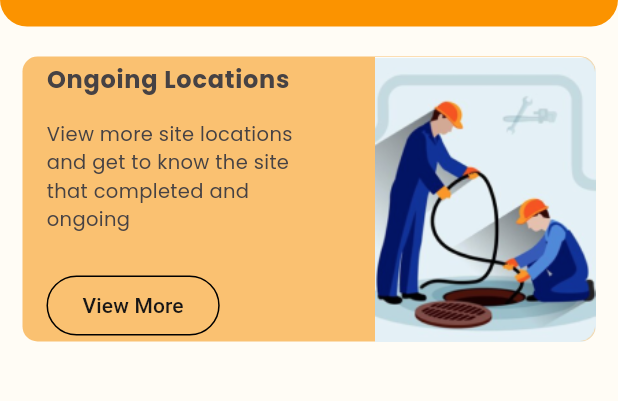
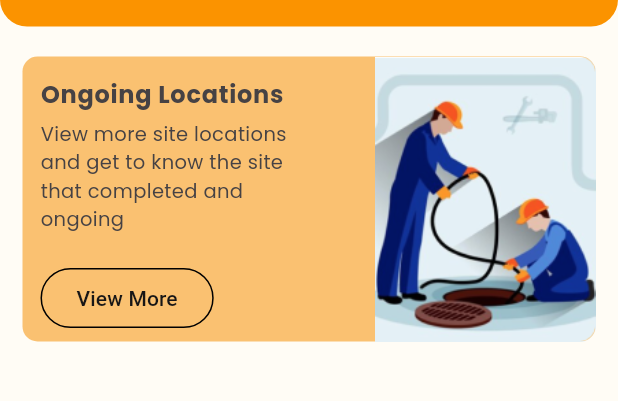
Before and after one commit to Hiru1003/SEALTECH, a Flutter app: the screen it shows after launch, on a phone screen of 412 x 824 dp, the part 71-472 px from its top. Run offline on Flutter 3.47's test engine with Material 3 defaults, Android fonts, the phone set to English and light mode, and no system bars; our stand-ins replace google_fonts.

Commit message:
style:spacing

```diff
--- a/sealtech/lib/Employee/Home.dart
+++ b/sealtech/lib/Employee/Home.dart
@@ -63,7 +63,7 @@ class _Home_PageState extends State<Home_Page> {
                 crossAxisAlignment: CrossAxisAlignment.end,
                 children: [
                   const SizedBox(
-                    width: 16,
+                    width: 12,
                   ),
                   Column(
                     crossAxisAlignment: CrossAxisAlignment.start,
@@ -76,7 +76,7 @@ class _Home_PageState extends State<Home_Page> {
                           fontWeight: FontWeight.bold,
                         ),
                       ),
-                      SizedBox(height: 15),
+                      SizedBox(height: 5),
                       Text(
                         'View more site locations \nand get to know the site \nthat completed and \nongoing\n',
                         style: GoogleFonts.poppins(
@@ -84,7 +84,6 @@ class _Home_PageState extends State<Home_Page> {
                           color: const Color.fromARGB(255, 70, 66, 68),
                         ),
                       ),
-                      const SizedBox(height: 5),
                       OutlinedButton(
                         onPressed: () {
                           // Handle button press
@@ -99,6 +98,7 @@ class _Home_PageState extends State<Home_Page> {
                         ),
                         child: const Text('View More'),
                       ),
+                      SizedBox(height: 5),
                     ],
                   ),
                   Expanded(
```
